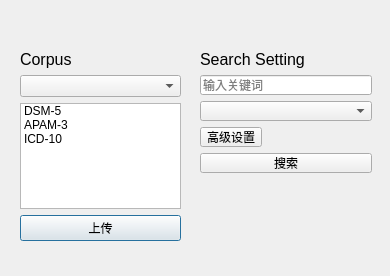
First picture: the form in ui/search.ui, repository RexZhann/PsyExtraction, before the edit.
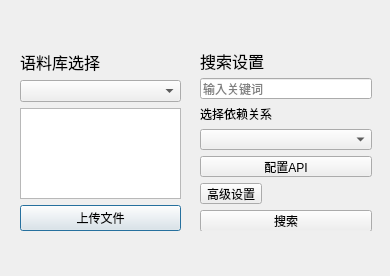
Second picture: the form after the edit.

```diff
--- a/ui/search.ui
+++ b/ui/search.ui
@@ -19,7 +19,7 @@
      <x>20</x>
      <y>50</y>
      <width>161</width>
-     <height>191</height>
+     <height>181</height>
     </rect>
    </property>
    <layout class="QVBoxLayout" name="verticalLayout">
@@ -31,7 +31,7 @@
        </font>
       </property>
       <property name="text">
-       <string>Corpus</string>
+       <string>语料库选择</string>
       </property>
      </widget>
     </item>
@@ -43,60 +43,15 @@
       <property name="duplicatesEnabled">
        <bool>true</bool>
       </property>
-      <item>
-       <property name="text">
-        <string>DSM-5</string>
-       </property>
-      </item>
-      <item>
-       <property name="text">
-        <string>ICD-10</string>
-       </property>
-      </item>
-      <item>
-       <property name="text">
-        <string>APAM-3</string>
-       </property>
-      </item>
-      <item>
-       <property name="text">
-        <string>临床诊断</string>
-       </property>
-      </item>
      </widget>
     </item>
     <item>
-     <widget class="QListWidget" name="currentCorpora">
-      <item>
-       <property name="text">
-        <string>DSM-5</string>
-       </property>
-      </item>
-      <item>
-       <property name="text">
-        <string>APAM-3</string>
-       </property>
-      </item>
-      <item>
-       <property name="text">
-        <string>ICD-10</string>
-       </property>
-       <property name="foreground">
-        <brush brushstyle="Dense4Pattern">
-         <color alpha="255">
-          <red>0</red>
-          <green>0</green>
-          <blue>0</blue>
-         </color>
-        </brush>
-       </property>
-      </item>
-     </widget>
+     <widget class="QTextBrowser" name="textBrowser"/>
     </item>
     <item>
      <widget class="QPushButton" name="uploadButton">
       <property name="text">
-       <string>上传</string>
+       <string>上传文件</string>
       </property>
      </widget>
     </item>
@@ -108,7 +63,7 @@
      <x>200</x>
      <y>50</y>
      <width>172</width>
-     <height>123</height>
+     <height>181</height>
     </rect>
    </property>
    <layout class="QVBoxLayout" name="verticalLayout_2">
@@ -120,7 +75,7 @@
        </font>
       </property>
       <property name="text">
-       <string>Search Setting</string>
+       <string>搜索设置</string>
       </property>
      </widget>
     </item>
@@ -131,6 +86,19 @@
       </property>
      </widget>
     </item>
+    <item>
+     <widget class="QLabel" name="label_3">
+      <property name="maximumSize">
+       <size>
+        <width>16777215</width>
+        <height>20</height>
+       </size>
+      </property>
+      <property name="text">
+       <string>选择依赖关系</string>
+      </property>
+     </widget>
+    </item>
     <item>
      <widget class="QComboBox" name="dep_key">
       <property name="editable">
@@ -159,6 +127,13 @@
       </item>
      </widget>
     </item>
+    <item>
+     <widget class="QPushButton" name="pushButton">
+      <property name="text">
+       <string>配置API</string>
+      </property>
+     </widget>
+    </item>
     <item>
      <widget class="QToolButton" name="advanceButton">
       <property name="text">
```
Left out of the diff: 20 changed lines with no effect on the pictures.
